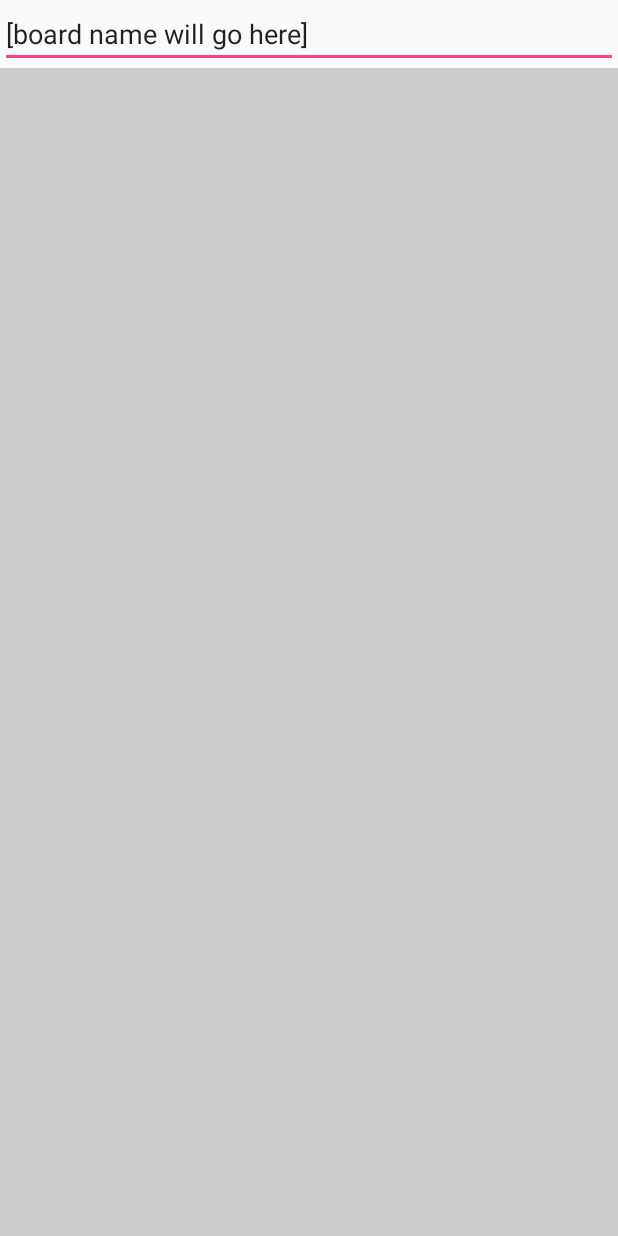
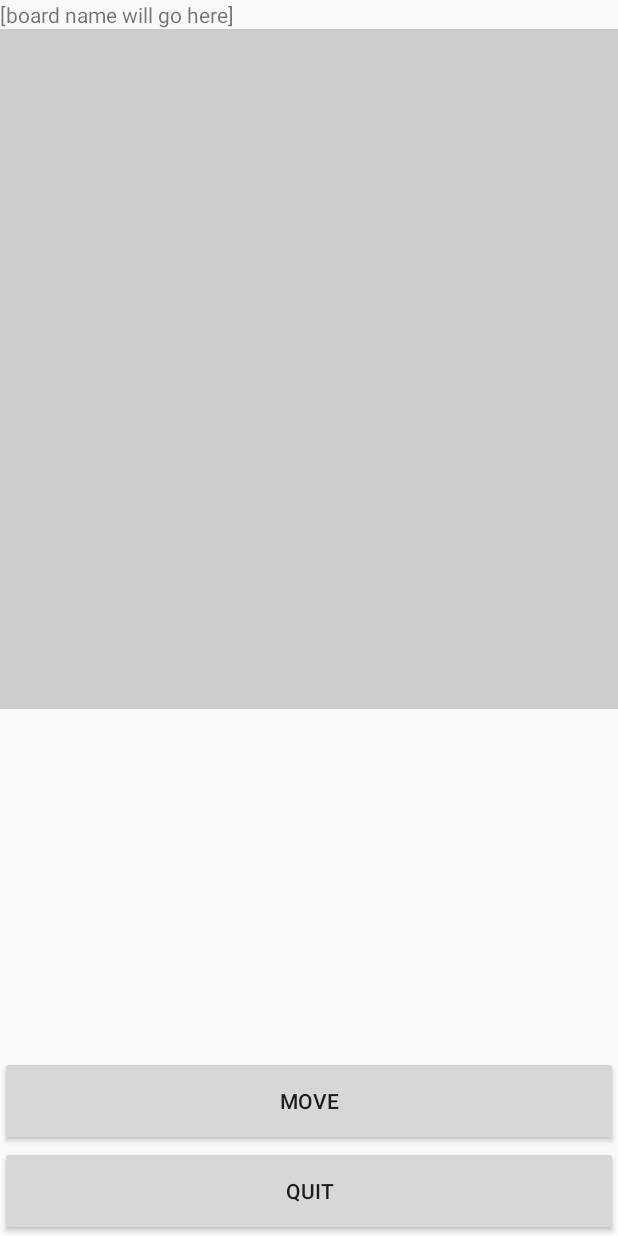
Before and after one commit to Macielos/sr_tablica_rozproszona, an Android app: the BoardActivity screen opened directly, with no data from a screen before it, on a phone screen of 412 x 824 dp. Run offline under Robolectric (Android 15) with nearby library versions, the phone set to English and light mode, and no system bars; our stand-ins replace ButterKnife; libraries missing offline, so code that uses them is left out: com.loopj.android, cz.msebera.android, org.java_websocket, org.java_websocket.client, org.java_websocket.handshake and 1 more; 3 statements that could not run were skipped.

Commit message:
android - final fixezz

```diff
--- a/app_java_android/SharedDrawBoard/app/src/main/java/pl/shareddrawboard/BoardActivity.java
+++ b/app_java_android/SharedDrawBoard/app/src/main/java/pl/shareddrawboard/BoardActivity.java
@@ -3,35 +3,56 @@ package pl.shareddrawboard;
 import android.content.Intent;
 import android.os.Bundle;
 import android.support.v7.app.AppCompatActivity;
+import android.view.MotionEvent;
+import android.view.View;
 import android.widget.Button;
 import android.widget.EditText;
+import android.widget.ScrollView;
+import android.widget.TextView;
 
 import butterknife.Bind;
 import butterknife.ButterKnife;
 import butterknife.OnClick;
+import pl.shareddrawboard.domain.StateContainer;
 
 public class BoardActivity extends AppCompatActivity {
 
 	private static final String TAG = BoardActivity.class.getSimpleName();
 
 	@Bind(R.id.boardName)
-	EditText boardName;
+	TextView boardName;
 	@Bind(R.id.boardView)
 	BoardView boardView;
 	@Bind(R.id.quit)
 	Button quit;
+	@Bind(R.id.button_draw_move)
+	Button buttonDrawMove;
+	@Bind(R.id.scrollView)
+	CustomScrollView scrollView;
+
+	boolean drawMode = true;
 
 	@Override
 	protected void onCreate(Bundle savedInstanceState) {
 		super.onCreate(savedInstanceState);
 		setContentView(R.layout.activity_board);
 		ButterKnife.bind(this);
-
+		if(StateContainer.instance.getBoard() != null) {
+			boardName.setText(StateContainer.instance.getBoard().getName());
+		}
 	}
 
 	@OnClick(R.id.quit)
-	public void onClick() {
+	public void onQuitClick() {
 		startActivity(new Intent(getApplicationContext(), MenuActivity.class));
 		finish();
 	}
+
+	@OnClick(R.id.button_draw_move)
+	public void onDrawMoveClick() {
+		drawMode = !drawMode;
+		boardView.setDrawMode(drawMode);
+		buttonDrawMove.setText(drawMode ? "Move" : "Draw");
+		scrollView.setScrollEnabled(!drawMode);
+	}
 }
--- a/app_java_android/SharedDrawBoard/app/src/main/java/pl/shareddrawboard/domain/Board.java
+++ b/app_java_android/SharedDrawBoard/app/src/main/java/pl/shareddrawboard/domain/Board.java
@@ -18,10 +18,9 @@ public class Board {
 	private String name;
 	private String ip;
 	private String id;
-	private String ipAddress;
 
 	public Board(String name, String ip, String id) {
-		this(name, ip, id, 200, 150);
+		this(name, ip, id, 800, 600);
 	}
 
 	public Board(String name, String ip, String id, int width, int height) {
@@ -36,6 +35,7 @@ public class Board {
 		for (int j = 0; j < height; ++j) {
 			board[j] = new int[width];
 		}
+
 		for (int j = 0; j < height; ++j) {
 			for (int i = 0; i < width; ++i) {
 				board[j][i] = Color.WHITE;
--- a/app_java_android/SharedDrawBoard/app/src/main/res/layout/activity_board.xml
+++ b/app_java_android/SharedDrawBoard/app/src/main/res/layout/activity_board.xml
@@ -8,31 +8,48 @@
 	android:fitsSystemWindows="true"
 	tools:context="pl.shareddrawboard.BoardActivity">
 
-	<EditText
+	<TextView
 		android:layout_width="match_parent"
 		android:layout_height="wrap_content"
-		android:inputType="text"
 		android:text="[board name will go here]"
 		android:ems="10"
 		android:id="@+id/boardName"/>
 
-	<FrameLayout
+	<pl.shareddrawboard.CustomScrollView
 		android:layout_width="match_parent"
 		android:layout_height="match_parent"
-		android:id="@+id/frame"
+		android:id="@+id/scrollView"
+		android:layout_above="@+id/button_draw_move"
 		android:layout_below="@+id/boardName">
-
-		<pl.shareddrawboard.BoardView
+		<FrameLayout
 			android:layout_width="match_parent"
 			android:layout_height="match_parent"
-			android:id="@+id/boardView"/>
-	</FrameLayout>
+			android:id="@+id/frame"
+			android:layout_below="@+id/boardName"
+			android:layout_above="@+id/button_draw_move">
+
+			<pl.shareddrawboard.BoardView
+				android:layout_width="match_parent"
+				android:layout_height="453dp"
+				android:id="@+id/boardView"/>
+
+		</FrameLayout>
+	</pl.shareddrawboard.CustomScrollView>
+
+	<Button
+		android:id="@+id/button_draw_move"
+		android:layout_width="match_parent"
+		android:layout_height="60dp"
+		android:text="Move"
+		android:layout_above="@+id/quit"
+		android:layout_alignParentStart="true"/>
 
 	<Button
 		android:id="@+id/quit"
-		android:layout_below="@+id/frame"
 		android:layout_width="match_parent"
-		android:layout_height="wrap_content"
-		android:text="Quit"/>
+		android:layout_height="60dp"
+		android:text="Quit"
+		android:layout_alignParentBottom="true"
+		android:layout_alignParentStart="true"/>
 
 </RelativeLayout>
```
Also changed, not shown: app_java_android/SharedDrawBoard/app/src/main/java/pl/shareddrawboard/BoardView.java (+6 -6 lines), app_java_android/SharedDrawBoard/app/src/main/java/pl/shareddrawboard/CustomScrollView.java (added, +56 -0 lines).
